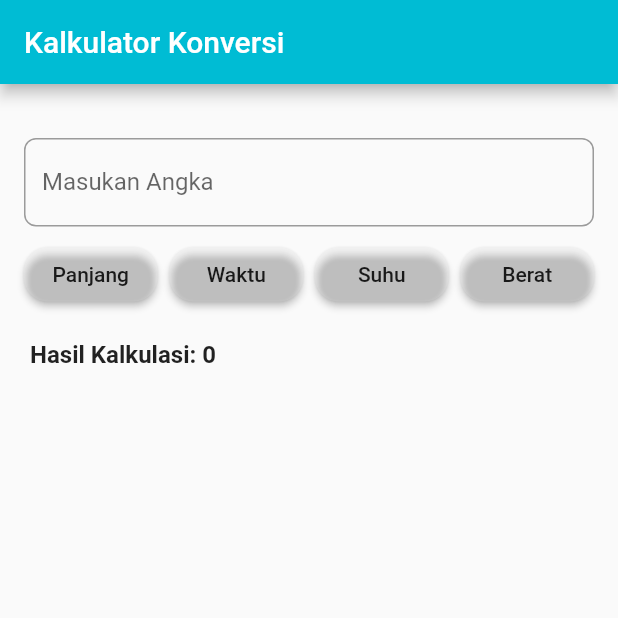
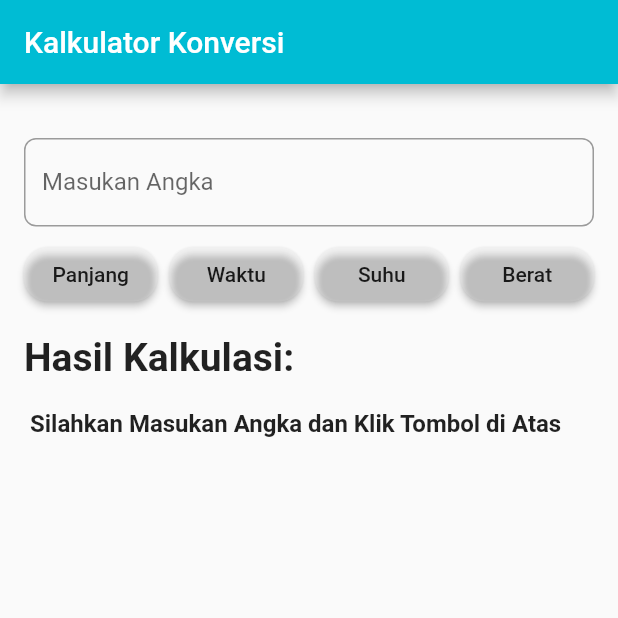
Before and after one commit to imamandrias/week_4_1, a Flutter app: the screen it shows after launch, on a phone screen of 412 x 824 dp, the top half of it. Run offline on Flutter 3.47's test engine with Material 2 defaults, Android fonts, the phone set to English and light mode, and no system bars; our stand-ins replace equatable, flutter_bloc.

```diff
--- a/calculator_bloc/lib/bloc/kalkulator_bloc.dart
+++ b/calculator_bloc/lib/bloc/kalkulator_bloc.dart
@@ -11,22 +11,29 @@ class KalkulatorBloc extends Bloc<KalkulatorEvent, KalkulatorState>{
     if (event is Panjang){
       double angka = double.parse(event.input);
       double hasil = angka*100;
-      //String hasilnya = "$angka Meter adalah $hasil Centimeter";
-      yield Calculated(hasil);
+      String kata_1 = "Meter =";
+      String kata_2 = "Centimer";
+      yield Calculated(hasil, angka, kata_1, kata_2);
     }else if(event is Waktu){
       double angka = double.parse(event.input);
       double hasil = angka*60;
-      yield Calculated(hasil);
+      String kata_1 = "Jam =";
+      String kata_2 = "Menit";
+      yield Calculated(hasil, angka, kata_1, kata_2);
     }
     else if(event is Suhu){
       double angka = double.parse(event.input);
       double hasil = (angka*9/5)+32;
-      yield Calculated(hasil);
+      String kata_1 = "Celcius =";
+      String kata_2 = "Fahrenheit";
+      yield Calculated(hasil, angka, kata_1, kata_2);
     }
     else if(event is Berat){
       double angka = double.parse(event.input);
       double hasil = angka*1000;
-      yield Calculated(hasil);
+      String kata_1 = "Kilogram =";
+      String kata_2 = "Gram";
+      yield Calculated(hasil, angka, kata_1, kata_2);
     }
   }
 
--- a/calculator_bloc/lib/bloc/kalkulator_state.dart
+++ b/calculator_bloc/lib/bloc/kalkulator_state.dart
@@ -14,7 +14,10 @@ class InitialCalculator extends KalkulatorState{
 
 class Calculated extends KalkulatorState{
   final double result;
-  Calculated(this.result);
+  final double input;
+  final String kata_1;
+  final String kata_2;
+  Calculated(this.result, this.input, this.kata_1, this.kata_2);
   @override
   List<Object> get props => super.props..addAll([result]);
 }
--- a/calculator_bloc/lib/main.dart
+++ b/calculator_bloc/lib/main.dart
@@ -120,6 +120,10 @@ class KalkulatorPage extends StatelessWidget {
                 SizedBox(
                   height: 16.0,
                 ),
+                Text('Hasil Kalkulasi: ',style: TextStyle(fontSize: 26, fontWeight: FontWeight.bold),),
+                SizedBox(
+                  height: 16.0,
+                ),
                 Container(
                   margin: EdgeInsets.all(4),
                   child: ShowResult(state),
@@ -135,12 +139,12 @@ class KalkulatorPage extends StatelessWidget {
   Widget ShowResult(KalkulatorState state) {
     if(state is Calculated){
       return Text(
-        'Hasil Kalkulasi: ${state.result}',
+        '${state.input} ${state.kata_1} ${state.result} ${state.kata_2}',
         style: TextStyle(fontSize: 16, fontWeight: FontWeight.bold),
       );
     }else{
       return Text(
-        'Hasil Kalkulasi: 0',
+        'Silahkan Masukan Angka dan Klik Tombol di Atas',
         style: TextStyle(fontSize: 16, fontWeight: FontWeight.bold),
       );
     }
```
